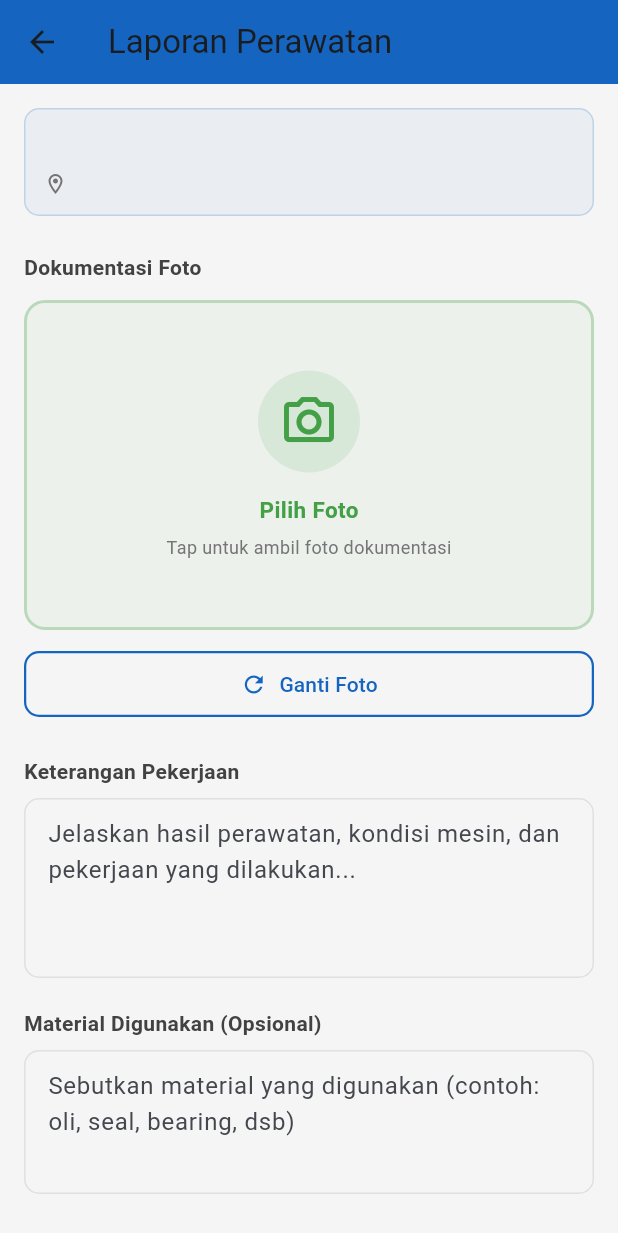
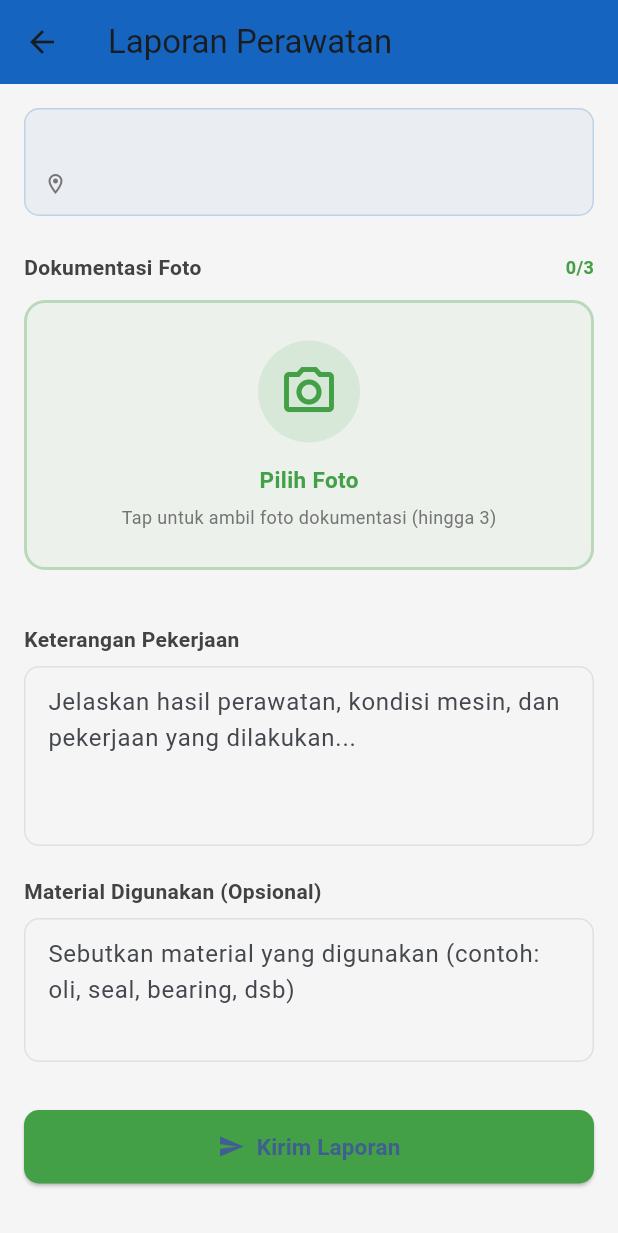
Before and after one commit to gilangrizkiramadhan19/aplikasi-BMI, a Flutter app: the SubmitPmReportScreen screen opened directly with empty values, on a phone screen of 412 x 824 dp. Shown: the top 1233 px of the screen. Run offline on Flutter 3.47's test engine with Material 3 defaults, Android fonts, the phone set to English and light mode, and no system bars; our stand-ins replace image_picker, shared_preferences; accounts and stored records are empty.

Commit message:
feat: enable multiple photo uploads and zoom functionality
Support 2-3 photo uploads with grid view and zoom feature.

```diff
--- a/lib/providers/schedule_provider.dart
+++ b/lib/providers/schedule_provider.dart
@@ -49,15 +49,15 @@ class ScheduleProvider extends ChangeNotifier {
 
   Future<void> submitReport(
     int scheduleId,
-    String filePath,
+    List<String> filePaths,
     String keterangan,
     String? materialUsed,
-    {Uint8List? fileBytes}
+    {List<Uint8List>? fileBytes}
   ) async {
     try {
       await ApiService.submitScheduleReport(
         scheduleId,
-        filePath,
+        filePaths,
         keterangan,
         materialUsed,
         fileBytes: fileBytes,
--- a/lib/screens/submit_pm_report_screen.dart
+++ b/lib/screens/submit_pm_report_screen.dart
@@ -7,6 +7,7 @@ import 'package:flutter/foundation.dart';
 import '../providers/schedule_provider.dart';
 import '../models/schedule_model.dart';
 import '../utils/image_compression.dart';
+import '../widgets/photo_zoom_viewer.dart';
 
 class SubmitPmReportScreen extends StatefulWidget {
   final Schedule schedule;
@@ -21,11 +22,13 @@ class SubmitPmReportScreen extends StatefulWidget {
 }
 
 class _SubmitPmReportScreenState extends State<SubmitPmReportScreen> {
-  File? _selectedImage;
-  Uint8List? _selectedImageBytes;
-  CompressionResult? _compressionResult;
+  List<File> _selectedImages = [];
+  List<Uint8List> _selectedImageBytes = [];
+  List<CompressionResult?> _compressionResults = [];
   bool _isCompressing = false;
   bool _isSubmitting = false;
+
+  static const int maxPhotos = 3;
 
   late TextEditingController _keteranganController;
   late TextEditingController _materialController;
@@ -46,6 +49,17 @@ class _SubmitPmReportScreenState extends State<SubmitPmReportScreen> {
   }
 
   Future<void> _compressAndSetImage(File imageFile) async {
+    // Check if max photos limit reached
+    if (_selectedImages.length >= maxPhotos) {
+      ScaffoldMessenger.of(context).showSnackBar(
+        SnackBar(
+          content: Text('Maksimum $maxPhotos foto sudah tercapai'),
+          backgroundColor: const Color(0xFFE53935),
+        ),
+      );
+      return;
+    }
+
     setState(() {
       _isCompressing = true;
     });
@@ -62,9 +76,9 @@ class _SubmitPmReportScreenState extends State<SubmitPmReportScreen> {
 
       final bytes = await compressionResult.compressedFile.readAsBytes();
       setState(() {
-        _selectedImage = compressionResult.compressedFile;
-        _selectedImageBytes = bytes;
-        _compressionResult = compressionResult;
+        _selectedImages.add(compressionResult.compressedFile);
+        _selectedImageBytes.add(bytes);
+        _compressionResults.add(compressionResult);
         _isCompressing = false;
       });
 
@@ -72,7 +86,7 @@ class _SubmitPmReportScreenState extends State<SubmitPmReportScreen> {
       ScaffoldMessenger.of(context).showSnackBar(
         SnackBar(
           content: Text(
-            'Foto berhasil dikompres (${compressionResult.compressionPercentage.toStringAsFixed(1)}% lebih kecil)',
+            'Foto ${_selectedImages.length} berhasil ditambahkan (${compressionResult.compressionPercentage.toStringAsFixed(1)}% lebih kecil)',
           ),
           backgroundColor: const Color(0xFF43A047),
           duration: const Duration(seconds: 3),
@@ -167,10 +181,10 @@ class _SubmitPmReportScreenState extends State<SubmitPmReportScreen> {
 
   Future<void> _handleSubmit() async {
     // Validasi
-    if (_selectedImage == null) {
+    if (_selectedImages.isEmpty) {
       ScaffoldMessenger.of(context).showSnackBar(
         const SnackBar(
-          content: Text('Foto dokumentasi harus diupload'),
+          content: Text('Minimal 1 foto dokumentasi harus diupload'),
           backgroundColor: Color(0xFFE53935),
         ),
       );
@@ -194,7 +208,7 @@ class _SubmitPmReportScreenState extends State<SubmitPmReportScreen> {
     try {
       await context.read<ScheduleProvider>().submitReport(
             widget.schedule.id,
-            _selectedImage!.path,
+            _selectedImages.map((f) => f.path).toList(),
             _keteranganController.text,
             _materialController.text.isEmpty ? null : _materialController.text,
             fileBytes: _selectedImageBytes,
@@ -289,6 +303,9 @@ class _SubmitPmReportScreenState extends State<SubmitPmReportScreen> {
             const SizedBox(height: 24),
 
             // Dokumentasi Foto
+            Row(
+              mainAxisAlignment: MainAxisAlignment.spaceBetween,
+              children: [
                 Text(
                   'Dokumentasi Foto',
                   style: TextStyle(
@@ -297,13 +314,23 @@ class _SubmitPmReportScreenState extends State<SubmitPmReportScreen> {
                     color: Colors.grey[800],
                   ),
                 ),
+                Text(
+                  '${_selectedImages.length}/$maxPhotos',
+                  style: TextStyle(
+                    fontSize: 12,
+                    fontWeight: FontWeight.w600,
+                    color: const Color(0xFF43A047),
+                  ),
+                ),
+              ],
+            ),
             const SizedBox(height: 12),
 
-            // Photo Preview
+            // Photo Preview Grid
             if (_isCompressing)
               Container(
                 width: double.infinity,
-                height: 220,
+                height: 180,
                 decoration: BoxDecoration(
                   border: Border.all(
                     color: const Color(0xFF43A047).withOpacity(0.3),
@@ -337,12 +364,12 @@ class _SubmitPmReportScreenState extends State<SubmitPmReportScreen> {
                   ],
                 ),
               )
-            else if (_selectedImage == null)
+            else if (_selectedImages.isEmpty)
               GestureDetector(
                 onTap: _showImagePickerOptions,
                 child: Container(
                   width: double.infinity,
-                  height: 220,
+                  height: 180,
                   decoration: BoxDecoration(
                     border: Border.all(
                       color: const Color(0xFF43A047).withOpacity(0.3),
@@ -378,7 +405,7 @@ class _SubmitPmReportScreenState extends State<SubmitPmReportScreen> {
                       ),
                       const SizedBox(height: 6),
                       Text(
-                        'Tap untuk ambil foto dokumentasi',
+                        'Tap untuk ambil foto dokumentasi (hingga $maxPhotos)',
                         style: TextStyle(
                           fontSize: 12,
                           color: Colors.grey[600],
@@ -389,29 +416,47 @@ class _SubmitPmReportScreenState extends State<SubmitPmReportScreen> {
                 ),
               )
             else
-              Stack(
+              Wrap(
+                spacing: 10,
+                runSpacing: 10,
+                children: [
+                  // Foto yang sudah dipilih
+                  for (int i = 0; i < _selectedImages.length; i++)
+                    GestureDetector(
+                      onTap: () {
+                        Navigator.push(
+                          context,
+                          MaterialPageRoute(
+                            builder: (context) => PhotoZoomViewer(
+                              images: _selectedImages,
+                              initialIndex: i,
+                            ),
+                          ),
+                        );
+                      },
+                      child: Stack(
                         children: [
                           Container(
-                    width: double.infinity,
+                            width: 100,
+                            height: 100,
                             decoration: BoxDecoration(
-                      borderRadius: BorderRadius.circular(14),
+                              borderRadius: BorderRadius.circular(10),
                               border: Border.all(
                                 color: const Color(0xFF43A047).withOpacity(0.3),
                                 width: 1,
                               ),
                             ),
                             child: ClipRRect(
-                      borderRadius: BorderRadius.circular(14),
+                              borderRadius: BorderRadius.circular(10),
                               child: Image.file(
-                        _selectedImage!,
+                                _selectedImages[i],
                                 fit: BoxFit.cover,
-                        height: 220,
                               ),
                             ),
                           ),
                           Positioned(
-                    top: 8,
-                    right: 8,
+                            top: 4,
+                            right: 4,
                             child: Container(
                               decoration: BoxDecoration(
                                 shape: BoxShape.circle,
@@ -420,13 +465,70 @@ class _SubmitPmReportScreenState extends State<SubmitPmReportScreen> {
                               child: IconButton(
                                 icon: const Icon(Icons.close),
                                 color: Colors.white,
+                                iconSize: 16,
                                 onPressed: () {
                                   setState(() {
-                            _selectedImage = null;
-                            _selectedImageBytes = null;
-                            _compressionResult = null;
+                                    _selectedImages.removeAt(i);
+                                    _selectedImageBytes.removeAt(i);
+                                    _compressionResults.removeAt(i);
                                   });
                                 },
+                              ),
+                            ),
+                          ),
+                          // Zoom icon
+                          Positioned(
+                            bottom: 4,
+                            right: 4,
+                            child: Container(
+                              decoration: BoxDecoration(
+                                shape: BoxShape.circle,
+                                color: const Color(0xFF43A047).withOpacity(0.8),
+                              ),
+                              padding: const EdgeInsets.all(4),
+                              child: const Icon(
+                                Icons.zoom_in,
+                                color: Colors.white,
+                                size: 16,
+                              ),
+                            ),
+                          ),
+                        ],
+                      ),
+                    ),
+                  // Tombol tambah foto (jika belum mencapai max)
+                  if (_selectedImages.length < maxPhotos)
+                    GestureDetector(
+                      onTap: _showImagePickerOptions,
+                      child: Container(
+                        width: 100,
+                        height: 100,
+                        decoration: BoxDecoration(
+                          borderRadius: BorderRadius.circular(10),
+                          border: Border.all(
+                            color: const Color(0xFF43A047).withOpacity(0.3),
+                            width: 2,
+                            style: BorderStyle.solid,
+                          ),
+                          color: const Color(0xFF43A047).withOpacity(0.05),
+                        ),
+                        child: Column(
+                          mainAxisAlignment: MainAxisAlignment.center,
+                          children: [
+                            Icon(
+                              Icons.add_a_photo_outlined,
+                              size: 32,
+                              color: Colors.grey[600],
+                            ),
+                            const SizedBox(height: 4),
+                            Text(
+                              'Tambah',
+                              style: TextStyle(
+                                fontSize: 11,
+                                color: Colors.grey[600],
+                              ),
+                            ),
+                          ],
                         ),
                       ),
                     ),
@@ -435,29 +537,8 @@ class _SubmitPmReportScreenState extends State<SubmitPmReportScreen> {
 
             const SizedBox(height: 12),
 
-            SizedBox(
-              width: double.infinity,
-              child: OutlinedButton.icon(
-                onPressed: _showImagePickerOptions,
-                icon: const Icon(Icons.refresh),
-                label: const Text('Ganti Foto'),
-                style: OutlinedButton.styleFrom(
-                  side: const BorderSide(
-                    color: Color(0xFF1565C0),
-                    width: 1.5,
-                  ),
-                  shape: RoundedRectangleBorder(
-                    borderRadius: BorderRadius.circular(10),
-                  ),
-                  padding: const EdgeInsets.symmetric(vertical: 12),
-                  foregroundColor: const Color(0xFF1565C0),
-                ),
-              ),
-            ),
-
             // Compression Info
-            if (_compressionResult != null) ...[
-              const SizedBox(height: 12),
+            if (_compressionResults.isNotEmpty) ...[
               Container(
                 padding: const EdgeInsets.all(12),
                 decoration: BoxDecoration(
@@ -490,85 +571,54 @@ class _SubmitPmReportScreenState extends State<SubmitPmReportScreen> {
                       ],
                     ),
                     const SizedBox(height: 8),
-                    Row(
+                    Column(
+                      children: [
+                        for (int i = 0; i < _compressionResults.length; i++)
+                          if (_compressionResults[i] != null)
+                            Padding(
+                              padding: const EdgeInsets.only(bottom: 8),
+                              child: Row(
                                 mainAxisAlignment: MainAxisAlignment.spaceBetween,
                                 children: [
                                   Column(
                                     crossAxisAlignment: CrossAxisAlignment.start,
                                     children: [
                                       Text(
-                              'Ukuran Asli',
+                                        'Foto ${i + 1}',
                                         style: TextStyle(
                                           fontSize: 11,
                                           color: Colors.grey[600],
                                           fontWeight: FontWeight.w500,
                                         ),
                                       ),
-                            const SizedBox(height: 4),
+                                      const SizedBox(height: 2),
                                       Text(
-                              _compressionResult!.originalSize,
+                                        '${_compressionResults[i]!.originalSize} → ${_compressionResults[i]!.compressedSize}',
                                         style: const TextStyle(
-                                fontSize: 13,
-                                fontWeight: FontWeight.w700,
+                                          fontSize: 12,
+                                          fontWeight: FontWeight.w600,
                                           color: Colors.grey,
                                         ),
                                       ),
                                     ],
                                   ),
-                        Icon(
-                          Icons.arrow_forward,
-                          size: 18,
-                          color: Colors.grey[400],
-                        ),
-                        Column(
-                          crossAxisAlignment: CrossAxisAlignment.start,
-                          children: [
                                   Text(
-                              'Ukuran Terkompresi',
-                              style: TextStyle(
-                                fontSize: 11,
-                                color: Colors.grey[600],
-                                fontWeight: FontWeight.w500,
-                              ),
-                            ),
-                            const SizedBox(height: 4),
-                            Text(
-                              _compressionResult!.compressedSize,
+                                    '${_compressionResults[i]!.compressionPercentage.toStringAsFixed(1)}%',
                                     style: const TextStyle(
-                                fontSize: 13,
+                                      fontSize: 12,
                                       fontWeight: FontWeight.w700,
                                       color: Color(0xFF43A047),
                                     ),
                                   ),
                                 ],
                               ),
-                        Column(
-                          crossAxisAlignment: CrossAxisAlignment.end,
-                          children: [
-                            Text(
-                              'Reduksi',
-                              style: TextStyle(
-                                fontSize: 11,
-                                color: Colors.grey[600],
-                                fontWeight: FontWeight.w500,
-                              ),
-                            ),
-                            const SizedBox(height: 4),
-                            Text(
-                              '${_compressionResult!.compressionPercentage.toStringAsFixed(1)}%',
-                              style: const TextStyle(
-                                fontSize: 13,
-                                fontWeight: FontWeight.w700,
-                                color: Color(0xFF43A047),
-                              ),
-                            ),
-                          ],
                             ),
                       ],
                     ),
                   ],
                 ),
               ),
+              const SizedBox(height: 12),
             ],
 
             const SizedBox(height: 24),
```
Also changed, not shown: lib/services/api_service.dart (+15 -10 lines), lib/widgets/photo_zoom_viewer.dart (added, +135 -0 lines), 1 other file. Lines whose indentation alone changed are shown as unchanged.
